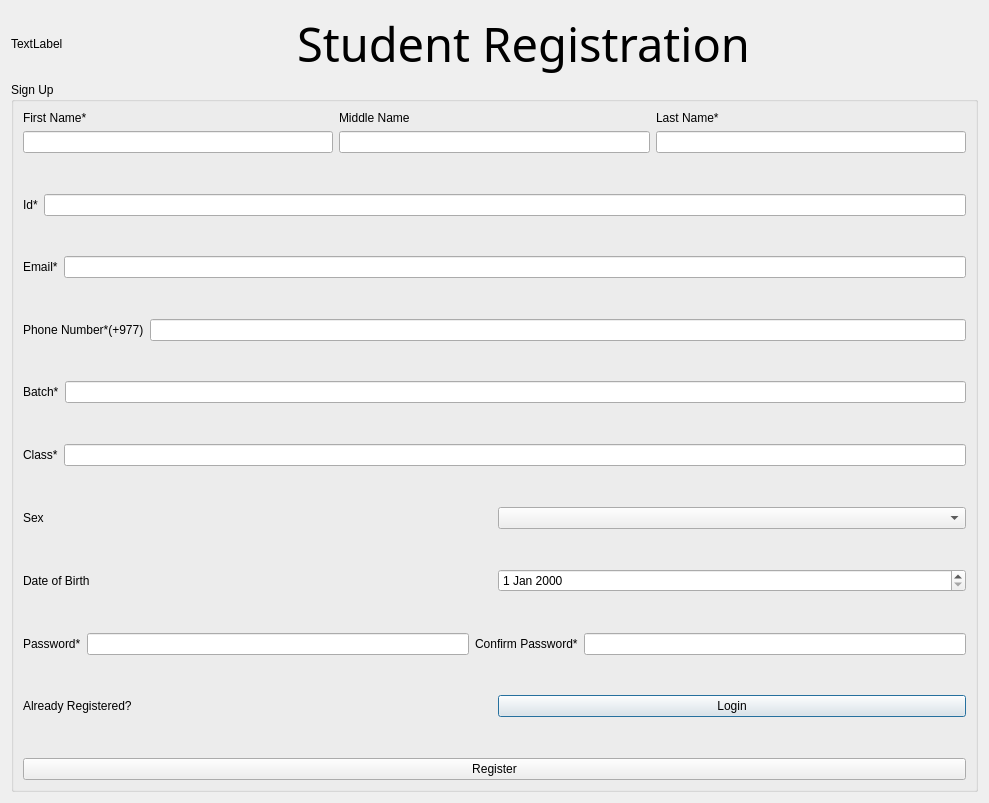
Before: the Qt Designer form ExamSphereV1/studentregistration.ui in BiratBC/ExamSphereV1, drawn with Qt 5.
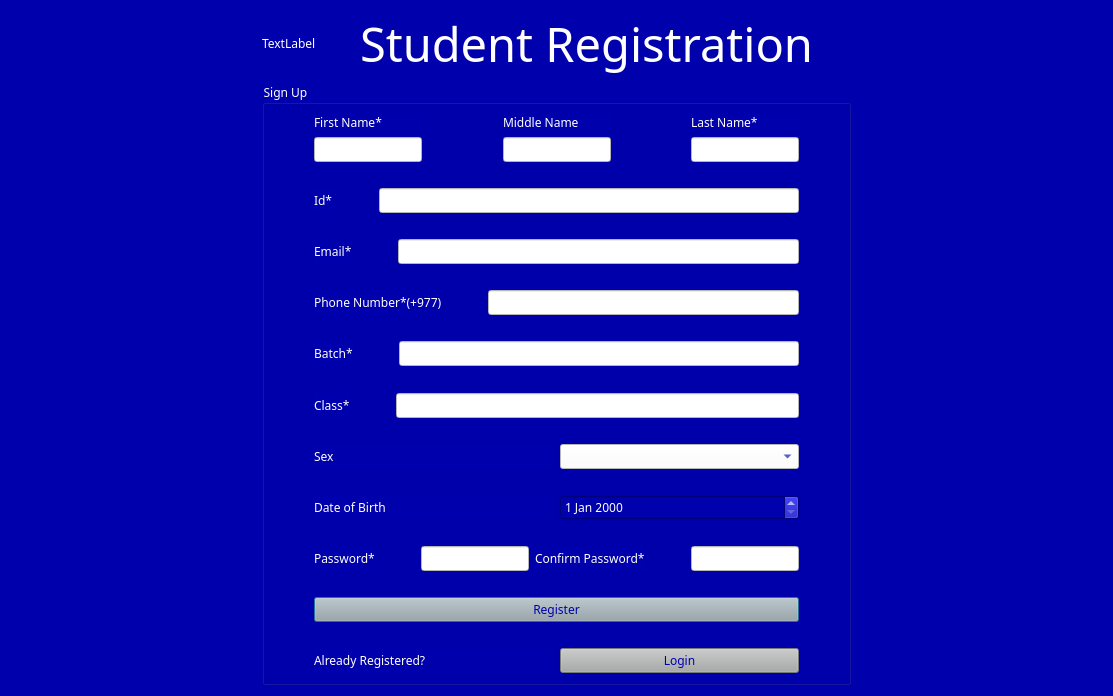
After: the same form once the commit is applied.

```diff
--- a/ExamSphereV1/studentregistration.ui
+++ b/ExamSphereV1/studentregistration.ui
@@ -6,48 +6,57 @@
    <rect>
     <x>0</x>
     <y>0</y>
-    <width>989</width>
-    <height>803</height>
+    <width>1113</width>
+    <height>696</height>
    </rect>
   </property>
+  <property name="font">
+   <font>
+    <family>AcPlus IBM CGA</family>
+   </font>
+  </property>
   <property name="windowTitle">
    <string>Dialog</string>
   </property>
+  <property name="styleSheet">
+   <string notr="true">*{
+	background-color: rgb(0, 0, 173);
+font-family:AcPlus IBM CGA;
+color:#fff;
+}
+QLineEdit
+{	
+color:#0000ad;
+	background-color: rgb(255, 255, 255);
+}
+QComboBox
+{
+color:#0000ad;
+	background-color: rgb(255, 255, 255);
+}
+QPushButton
+{
+	
+	background-color: rgb(167, 171, 170);
+	color:#0000ad;
+}
+</string>
+  </property>
   <layout class="QGridLayout" name="gridLayout_2">
-   <item row="0" column="0">
-    <layout class="QHBoxLayout" name="horizontalLayout_9">
-     <item>
-      <widget class="QLabel" name="label_11">
-       <property name="text">
-        <string>TextLabel</string>
-       </property>
-      </widget>
-     </item>
-     <item>
-      <widget class="QLabel" name="label_12">
-       <property name="sizePolicy">
-        <sizepolicy hsizetype="Expanding" vsizetype="Preferred">
-         <horstretch>0</horstretch>
-         <verstretch>0</verstretch>
-        </sizepolicy>
-       </property>
-       <property name="font">
-        <font>
-         <family>Ubuntu Medium</family>
-         <pointsize>35</pointsize>
-        </font>
-       </property>
-       <property name="text">
-        <string>Student Registration</string>
-       </property>
-       <property name="alignment">
-        <set>Qt::AlignCenter</set>
-       </property>
-      </widget>
-     </item>
-    </layout>
+   <item row="2" column="0">
+    <spacer name="horizontalSpacer_12">
+     <property name="orientation">
+      <enum>Qt::Horizontal</enum>
+     </property>
+     <property name="sizeHint" stdset="0">
+      <size>
+       <width>40</width>
+       <height>20</height>
+      </size>
+     </property>
+    </spacer>
    </item>
-   <item row="1" column="0">
+   <item row="1" column="1">
     <spacer name="verticalSpacer">
      <property name="orientation">
       <enum>Qt::Vertical</enum>
@@ -63,13 +72,13 @@
      </property>
     </spacer>
    </item>
-   <item row="2" column="0">
+   <item row="2" column="1">
     <widget class="QGroupBox" name="groupBox">
      <property name="title">
       <string>Sign Up</string>
      </property>
      <layout class="QGridLayout" name="gridLayout">
-      <item row="0" column="0">
+      <item row="0" column="1">
        <layout class="QVBoxLayout" name="verticalLayout_4">
         <item>
          <layout class="QHBoxLayout" name="horizontalLayout_8">
@@ -87,6 +96,19 @@
             </item>
            </layout>
           </item>
+          <item>
+           <spacer name="horizontalSpacer">
+            <property name="orientation">
+             <enum>Qt::Horizontal</enum>
+            </property>
+            <property name="sizeHint" stdset="0">
+             <size>
+              <width>40</width>
+              <height>20</height>
+             </size>
+            </property>
+           </spacer>
+          </item>
           <item>
            <layout class="QVBoxLayout" name="verticalLayout_2">
             <item>
@@ -101,6 +123,19 @@
             </item>
            </layout>
           </item>
+          <item>
+           <spacer name="horizontalSpacer_2">
+            <property name="orientation">
+             <enum>Qt::Horizontal</enum>
+            </property>
+            <property name="sizeHint" stdset="0">
+             <size>
+              <width>40</width>
+              <height>20</height>
+             </size>
+            </property>
+           </spacer>
+          </item>
           <item>
            <layout class="QVBoxLayout" name="verticalLayout_3">
             <item>
@@ -142,6 +177,22 @@
             </property>
            </widget>
           </item>
+          <item>
+           <spacer name="horizontalSpacer_3">
+            <property name="orientation">
+             <enum>Qt::Horizontal</enum>
+            </property>
+            <property name="sizeType">
+             <enum>QSizePolicy::Preferred</enum>
+            </property>
+            <property name="sizeHint" stdset="0">
+             <size>
+              <width>40</width>
+              <height>20</height>
+             </size>
+            </property>
+           </spacer>
+          </item>
           <item>
            <widget class="QLineEdit" name="lineEdit_id"/>
           </item>
@@ -172,6 +223,22 @@
             </property>
            </widget>
           </item>
+          <item>
+           <spacer name="horizontalSpacer_6">
+            <property name="orientation">
+             <enum>Qt::Horizontal</enum>
+            </property>
+            <property name="sizeType">
+             <enum>QSizePolicy::Preferred</enum>
+            </property>
+            <property name="sizeHint" stdset="0">
+             <size>
+              <width>40</width>
+              <height>20</height>
+             </size>
+            </property>
+           </spacer>
+          </item>
           <item>
            <widget class="QLineEdit" name="lineEdit_email"/>
           </item>
@@ -202,6 +269,22 @@
             </property>
            </widget>
           </item>
+          <item>
+           <spacer name="horizontalSpacer_7">
+            <property name="orientation">
+             <enum>Qt::Horizontal</enum>
+            </property>
+            <property name="sizeType">
+             <enum>QSizePolicy::Preferred</enum>
+            </property>
+            <property name="sizeHint" stdset="0">
+             <size>
+              <width>40</width>
+              <height>20</height>
+             </size>
+            </property>
+           </spacer>
+          </item>
           <item>
            <widget class="QLineEdit" name="lineEdit_phn"/>
           </item>
@@ -232,6 +315,22 @@
             </property>
            </widget>
           </item>
+          <item>
+           <spacer name="horizontalSpacer_8">
+            <property name="orientation">
+             <enum>Qt::Horizontal</enum>
+            </property>
+            <property name="sizeType">
+             <enum>QSizePolicy::Preferred</enum>
+            </property>
+            <property name="sizeHint" stdset="0">
+             <size>
+              <width>40</width>
+              <height>20</height>
+             </size>
+            </property>
+           </spacer>
+          </item>
           <item>
            <widget class="QLineEdit" name="lineEdit_batch"/>
           </item>
@@ -262,6 +361,22 @@
             </property>
            </widget>
           </item>
+          <item>
+           <spacer name="horizontalSpacer_9">
+            <property name="orientation">
+             <enum>Qt::Horizontal</enum>
+            </property>
+            <property name="sizeType">
+             <enum>QSizePolicy::Preferred</enum>
+            </property>
+            <property name="sizeHint" stdset="0">
+             <size>
+              <width>40</width>
+              <height>20</height>
+             </size>
+            </property>
+           </spacer>
+          </item>
           <item>
            <widget class="QLineEdit" name="lineEdit_class"/>
           </item>
@@ -355,6 +470,22 @@
             </property>
            </widget>
           </item>
+          <item>
+           <spacer name="horizontalSpacer_10">
+            <property name="orientation">
+             <enum>Qt::Horizontal</enum>
+            </property>
+            <property name="sizeType">
+             <enum>QSizePolicy::Preferred</enum>
+            </property>
+            <property name="sizeHint" stdset="0">
+             <size>
+              <width>40</width>
+              <height>20</height>
+             </size>
+            </property>
+           </spacer>
+          </item>
           <item>
            <widget class="QLineEdit" name="lineEdit_psd"/>
           </item>
@@ -365,6 +496,22 @@
             </property>
            </widget>
           </item>
+          <item>
+           <spacer name="horizontalSpacer_11">
+            <property name="orientation">
+             <enum>Qt::Horizontal</enum>
+            </property>
+            <property name="sizeType">
+             <enum>QSizePolicy::Preferred</enum>
+            </property>
+            <property name="sizeHint" stdset="0">
+             <size>
+              <width>40</width>
+              <height>20</height>
+             </size>
+            </property>
+           </spacer>
+          </item>
           <item>
            <widget class="QLineEdit" name="lineEdit_Cpsd"/>
           </item>
@@ -386,6 +533,32 @@
           </property>
          </spacer>
         </item>
+        <item>
+         <widget class="QPushButton" name="pushButton_2">
+          <property name="styleSheet">
+           <string notr="true">background-color: rgb(167, 171, 170);</string>
+          </property>
+          <property name="text">
+           <string>Register</string>
+          </property>
+         </widget>
+        </item>
+        <item>
+         <spacer name="verticalSpacer_8">
+          <property name="orientation">
+           <enum>Qt::Vertical</enum>
+          </property>
+          <property name="sizeType">
+           <enum>QSizePolicy::Preferred</enum>
+          </property>
+          <property name="sizeHint" stdset="0">
+           <size>
+            <width>20</width>
+            <height>40</height>
+           </size>
+          </property>
+         </spacer>
+        </item>
         <item>
          <layout class="QHBoxLayout" name="horizontalLayout_7">
           <item>
@@ -404,34 +577,83 @@
           </item>
          </layout>
         </item>
-        <item>
-         <spacer name="verticalSpacer_8">
-          <property name="orientation">
-           <enum>Qt::Vertical</enum>
-          </property>
-          <property name="sizeType">
-           <enum>QSizePolicy::Preferred</enum>
-          </property>
-          <property name="sizeHint" stdset="0">
-           <size>
-            <width>20</width>
-            <height>40</height>
-           </size>
-          </property>
-         </spacer>
-        </item>
-        <item>
-         <widget class="QPushButton" name="pushButton_2">
-          <property name="text">
-           <string>Register</string>
-          </property>
-         </widget>
-        </item>
        </layout>
       </item>
+      <item row="0" column="2">
+       <spacer name="horizontalSpacer_4">
+        <property name="orientation">
+         <enum>Qt::Horizontal</enum>
+        </property>
+        <property name="sizeHint" stdset="0">
+         <size>
+          <width>40</width>
+          <height>20</height>
+         </size>
+        </property>
+       </spacer>
+      </item>
+      <item row="0" column="0">
+       <spacer name="horizontalSpacer_5">
+        <property name="orientation">
+         <enum>Qt::Horizontal</enum>
+        </property>
+        <property name="sizeHint" stdset="0">
+         <size>
+          <width>40</width>
+          <height>20</height>
+         </size>
+        </property>
+       </spacer>
+      </item>
      </layout>
     </widget>
    </item>
+   <item row="0" column="1">
+    <layout class="QHBoxLayout" name="horizontalLayout_9">
+     <item>
+      <widget class="QLabel" name="label_11">
+       <property name="text">
+        <string>TextLabel</string>
+       </property>
+      </widget>
+     </item>
+     <item>
+      <widget class="QLabel" name="label_12">
+       <property name="sizePolicy">
+        <sizepolicy hsizetype="Expanding" vsizetype="Preferred">
+         <horstretch>0</horstretch>
+         <verstretch>0</verstretch>
+        </sizepolicy>
+       </property>
+       <property name="font">
+        <font>
+         <family>AcPlus IBM CGA</family>
+         <pointsize>35</pointsize>
+        </font>
+       </property>
+       <property name="text">
+        <string>Student Registration</string>
+       </property>
+       <property name="alignment">
+        <set>Qt::AlignCenter</set>
+       </property>
+      </widget>
+     </item>
+    </layout>
+   </item>
+   <item row="2" column="2">
+    <spacer name="horizontalSpacer_13">
+     <property name="orientation">
+      <enum>Qt::Horizontal</enum>
+     </property>
+     <property name="sizeHint" stdset="0">
+      <size>
+       <width>40</width>
+       <height>20</height>
+      </size>
+     </property>
+    </spacer>
+   </item>
   </layout>
  </widget>
  <resources/>
```
